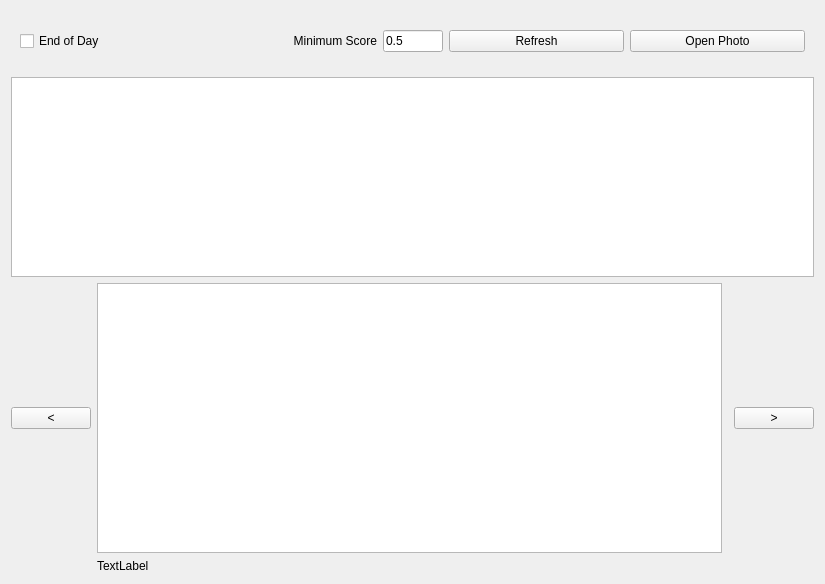
First picture: the form in src/resources/cots_display.ui, repository open-AIMS/reefscan_desktop_data_manager, before the edit.
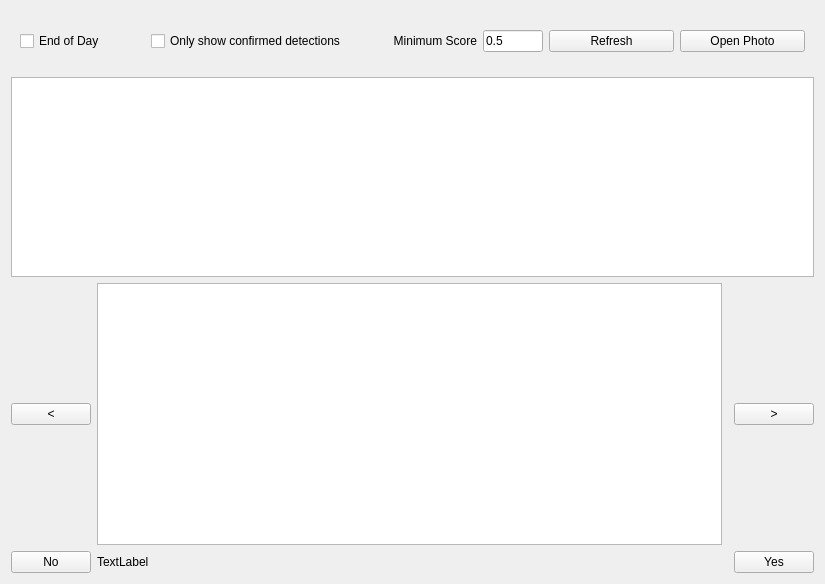
Second picture: the form after the edit. Custom widgets are drawn as their Qt base class.

The edit to the form file:
```diff
--- a/src/resources/cots_display.ui
+++ b/src/resources/cots_display.ui
@@ -23,7 +23,14 @@
       </size>
      </property>
      <layout class="QGridLayout" name="gridLayout_2">
-      <item row="0" column="1">
+      <item row="0" column="4">
+       <widget class="QPushButton" name="refreshButton">
+        <property name="text">
+         <string>Refresh</string>
+        </property>
+       </widget>
+      </item>
+      <item row="0" column="2">
        <widget class="QLabel" name="label">
         <property name="text">
          <string>Minimum Score</string>
@@ -33,7 +40,14 @@
         </property>
        </widget>
       </item>
-      <item row="0" column="2">
+      <item row="0" column="0">
+       <widget class="QCheckBox" name="eod_check_box">
+        <property name="text">
+         <string>End of Day</string>
+        </property>
+       </widget>
+      </item>
+      <item row="0" column="3">
        <widget class="QLineEdit" name="minimumScoreTextBox">
         <property name="maximumSize">
          <size>
@@ -46,24 +60,17 @@
         </property>
        </widget>
       </item>
-      <item row="0" column="0">
-       <widget class="QCheckBox" name="eod_check_box">
-        <property name="text">
-         <string>End of Day</string>
-        </property>
-       </widget>
-      </item>
-      <item row="0" column="4">
+      <item row="0" column="5">
        <widget class="QPushButton" name="openPhotoButton">
         <property name="text">
          <string>Open Photo</string>
         </property>
        </widget>
       </item>
-      <item row="0" column="3">
-       <widget class="QPushButton" name="refreshButton">
+      <item row="0" column="1">
+       <widget class="QCheckBox" name="confirmed_check_box">
         <property name="text">
-         <string>Refresh</string>
+         <string>Only show confirmed detections</string>
         </property>
        </widget>
       </item>
@@ -83,6 +90,20 @@
      </property>
     </widget>
    </item>
+   <item row="4" column="1">
+    <widget class="QPushButton" name="button_no">
+     <property name="text">
+      <string>No</string>
+     </property>
+    </widget>
+   </item>
+   <item row="4" column="4">
+    <widget class="QPushButton" name="button_yes">
+     <property name="text">
+      <string>Yes</string>
+     </property>
+    </widget>
+   </item>
    <item row="2" column="1" colspan="4">
     <widget class="QTableView" name="tableView">
      <property name="sizePolicy">
```
Left out of the diff: 36 changed lines with no effect on the pictures.
